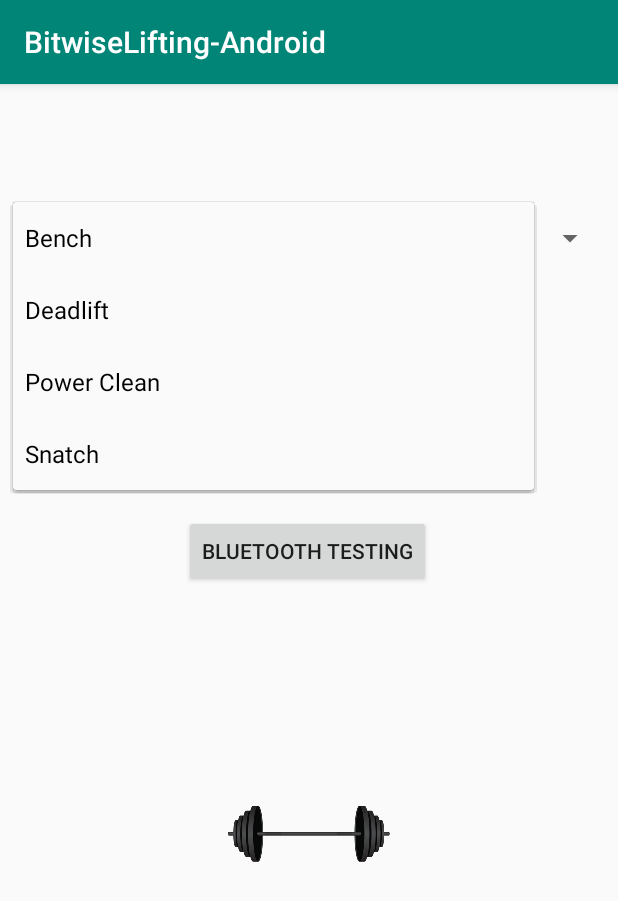
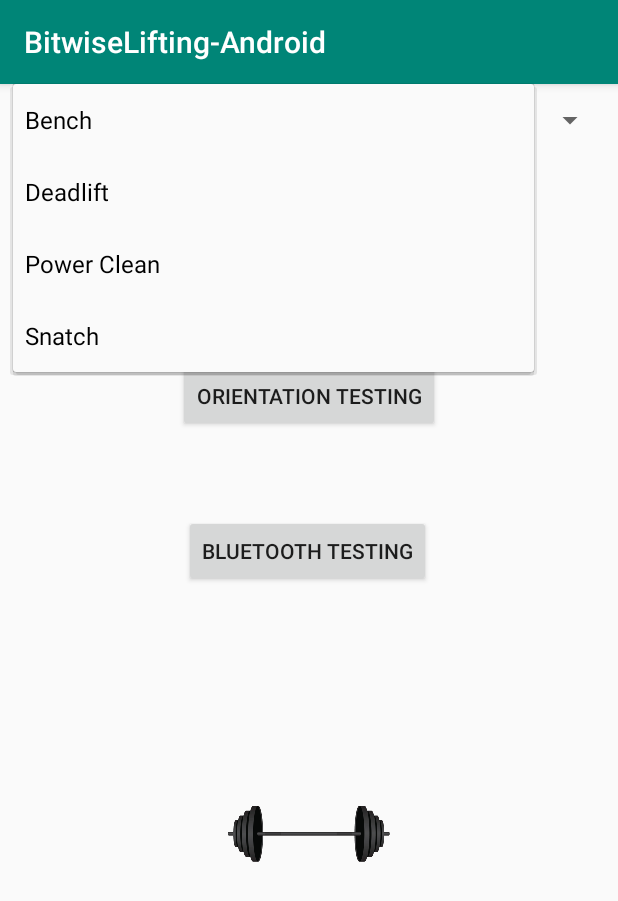
Before and after one commit to jaredglaser/BitwiseLifting-Android, an Android app: the screen it shows after launch (MainActivity), after a tap on "Bench", on a phone screen of 412 x 824 dp. Shown: the top 901 px of the screen. Run offline under Robolectric (Android 15) with nearby library versions, the phone set to English and light mode, and no system bars.

Commit message:
moved dropdown to top

```diff
--- a/app/src/main/res/layout/activity_main.xml
+++ b/app/src/main/res/layout/activity_main.xml
@@ -62,10 +62,7 @@
         android:layout_width="395dp"
         android:layout_height="wrap_content"
         android:layout_marginStart="8dp"
-        android:layout_marginTop="86dp"
         android:layout_marginEnd="8dp"
-        android:layout_marginBottom="65dp"
-        app:layout_constraintBottom_toTopOf="@+id/orientationTestingButton"
         app:layout_constraintEnd_toEndOf="parent"
         app:layout_constraintStart_toStartOf="parent"
         app:layout_constraintTop_toTopOf="parent" />
```
